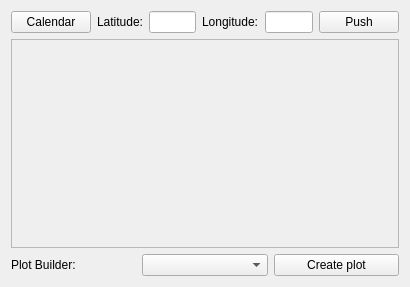
Above: suntime2.ui from brookite/Suntime before the change. Below: the same form after it.
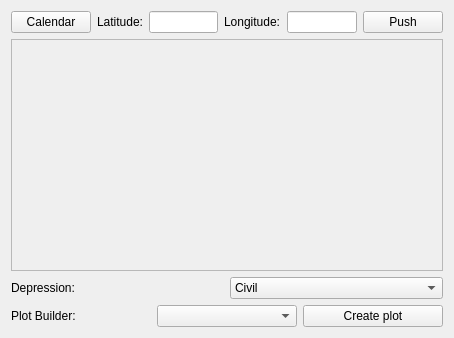
That is the form after the change.

Commit message: Added sun depression

The edit to the form file:
```diff
--- a/suntime2.ui
+++ b/suntime2.ui
@@ -6,8 +6,8 @@
    <rect>
     <x>0</x>
     <y>0</y>
-    <width>410</width>
-    <height>287</height>
+    <width>454</width>
+    <height>338</height>
    </rect>
   </property>
   <property name="sizePolicy">
@@ -74,13 +74,43 @@
        <rect>
         <x>0</x>
         <y>0</y>
-        <width>390</width>
-        <height>205</height>
+        <width>434</width>
+        <height>228</height>
        </rect>
       </property>
      </widget>
     </widget>
    </item>
+   <item>
+    <layout class="QHBoxLayout" name="horizontalLayout_3">
+     <item>
+      <widget class="QLabel" name="label_4">
+       <property name="text">
+        <string>Depression:</string>
+       </property>
+      </widget>
+     </item>
+     <item>
+      <widget class="QComboBox" name="comboBox_2">
+       <item>
+        <property name="text">
+         <string>Civil</string>
+        </property>
+       </item>
+       <item>
+        <property name="text">
+         <string>Nautical</string>
+        </property>
+       </item>
+       <item>
+        <property name="text">
+         <string>Astronomical</string>
+        </property>
+       </item>
+      </widget>
+     </item>
+    </layout>
+   </item>
    <item>
     <layout class="QHBoxLayout" name="horizontalLayout_2">
      <item>
```
The commit also changes 4 other files.
